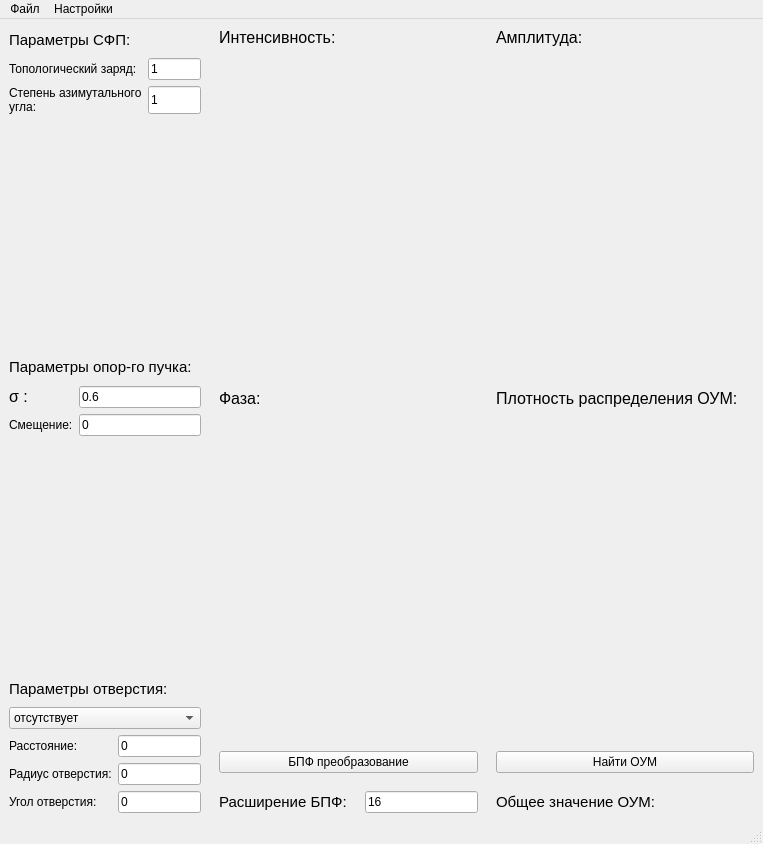
This is mainwindow.ui in Laufinsconsca/vortex-processing as Qt 5 draws it before an edit. The edited form follows.
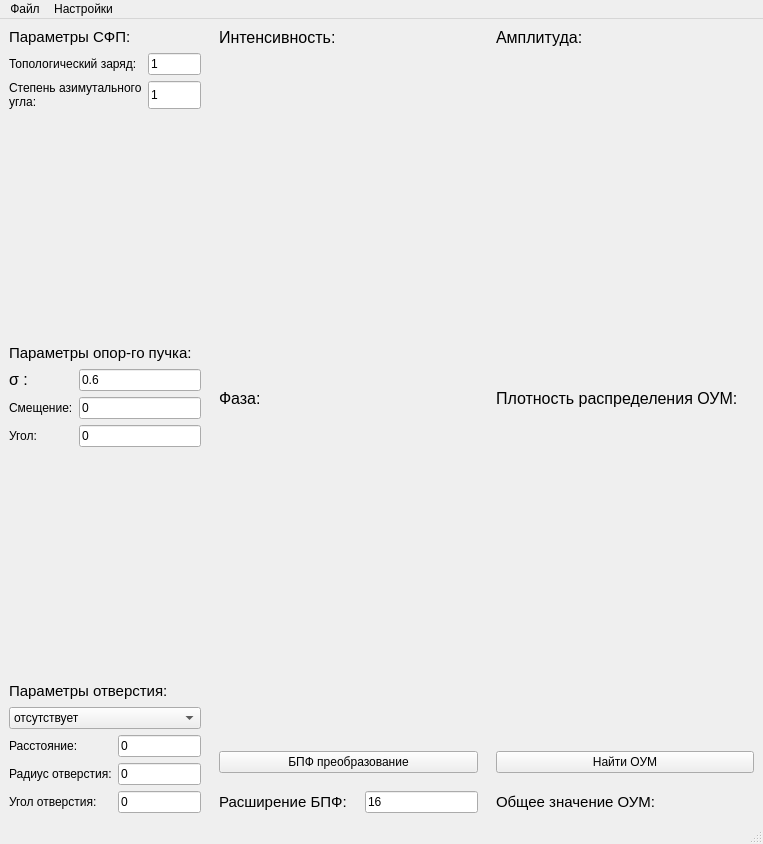
This is the edited form. Icons and pictures are not drawn.

Commit message: Added the ability to rotate the initial beam to any angle

Patch:
```diff
--- a/mainwindow.ui
+++ b/mainwindow.ui
@@ -318,6 +318,20 @@
           </property>
          </widget>
         </item>
+        <item row="2" column="0">
+         <widget class="QLabel" name="shift_angle_label">
+          <property name="text">
+           <string>Угол:</string>
+          </property>
+         </widget>
+        </item>
+        <item row="2" column="1">
+         <widget class="QLineEdit" name="shift_angle_line">
+          <property name="text">
+           <string>0</string>
+          </property>
+         </widget>
+        </item>
        </layout>
       </item>
       <item>
```
Left out of the diff: 24 changed lines with no effect on the pictures. The commit also changes 13 other files.
